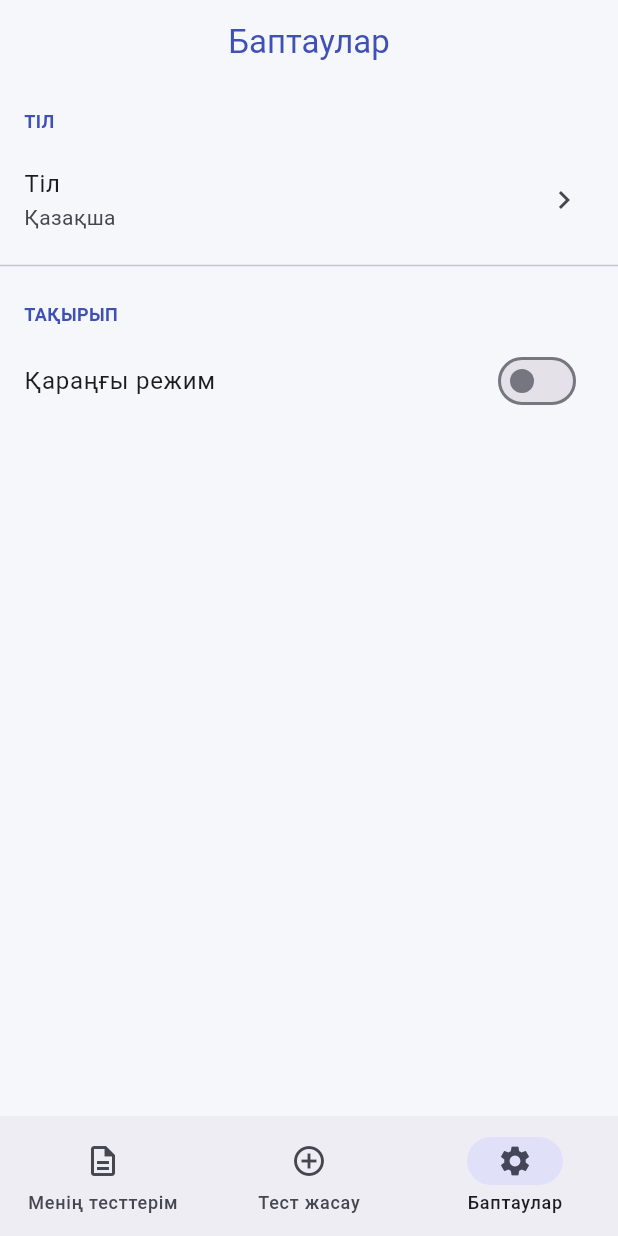
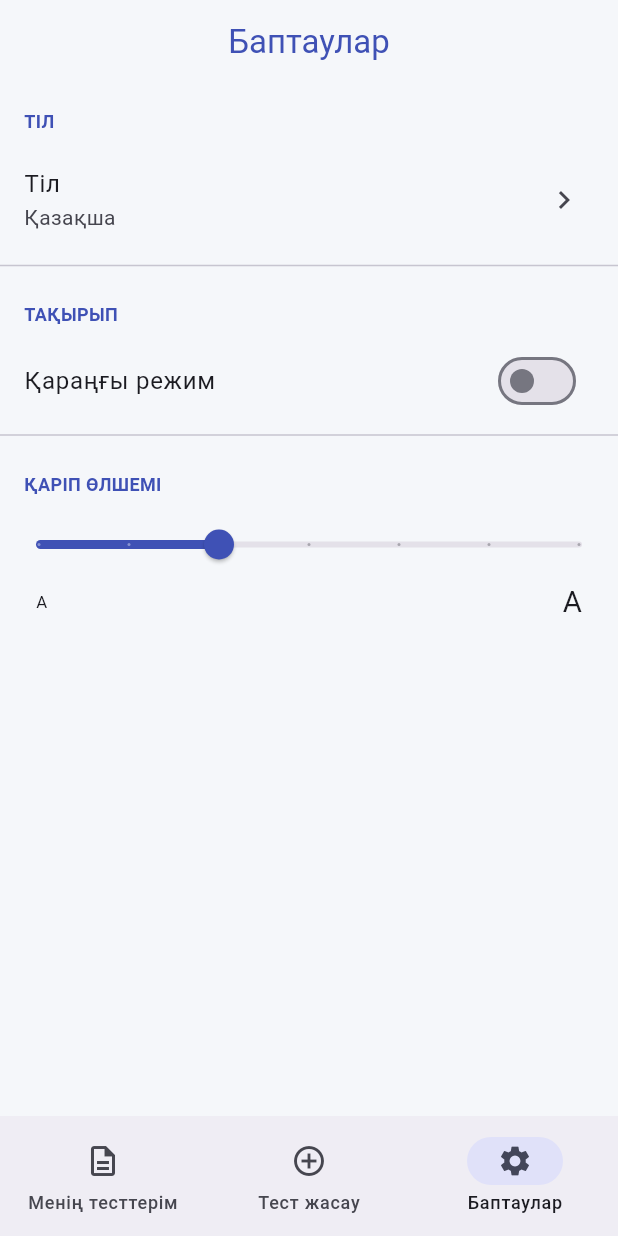
Before and after one commit to thatsbaglan-code/men-test, a Flutter app: the screen it shows after launch, item 3 of the bottom bar chosen, on a phone screen of 412 x 824 dp. Run offline on Flutter 3.47's test engine with Material 3 defaults, Android fonts, the phone set to English and light mode, and no system bars; our stand-ins replace file_picker, shared_preferences; missing offline and left inert: docx_to_text.

Commit message:
font size and color

```diff
--- a/lib/main.dart
+++ b/lib/main.dart
@@ -15,6 +15,8 @@ enum AppLanguage { kk, ru, en }
 
 final ValueNotifier<AppLanguage> languageNotifier =
     ValueNotifier(AppLanguage.kk);
+
+final ValueNotifier<double> textScaleNotifier = ValueNotifier(1.0);
 
 // ✅ Forces MyTestsPage to refresh even with IndexedStack
 final ValueNotifier<int> testsRevision = ValueNotifier<int>(0);
@@ -131,6 +133,11 @@ const Map<String, Map<AppLanguage, String>> _tr = {
     AppLanguage.ru: 'Создайте свой первый тест, импортировав файл или вставив текст. Это просто!',
     AppLanguage.kk: 'Файлды импорттау немесе мәтінді қою арқылы алғашқы тестіңізді жасаңыз. Бұл оңай!',
   },
+  'font_size': {
+    AppLanguage.en: 'Font size',
+    AppLanguage.ru: 'Размер шрифта',
+    AppLanguage.kk: 'Қаріп өлшемі',
+  },
 };
 
 String tr(BuildContext context, String key) {
@@ -210,6 +217,7 @@ class TestStorage {
 
   static const _themeKey = 'theme_mode';
   static const _langKey = 'app_language';
+  static const _textScaleKey = 'text_scale';
 
   static List<TestGroup> groups = [];
 
@@ -252,6 +260,9 @@ class TestStorage {
     if (lang == 'kk') languageNotifier.value = AppLanguage.kk;
     if (lang == 'ru') languageNotifier.value = AppLanguage.ru;
     if (lang == 'en') languageNotifier.value = AppLanguage.en;
+
+    final scale = prefs.getDouble(_textScaleKey);
+    if (scale != null) textScaleNotifier.value = scale;
   }
 
   static Future<void> saveTests() async {
@@ -278,6 +289,11 @@ class TestStorage {
       AppLanguage.en => 'en',
     };
     await prefs.setString(_langKey, code);
+  }
+
+  static Future<void> saveTextScale(double scale) async {
+    final prefs = await SharedPreferences.getInstance();
+    await prefs.setDouble(_textScaleKey, scale);
   }
 }
 
@@ -387,8 +403,19 @@ class MyApp extends StatelessWidget {
         return ValueListenableBuilder(
           valueListenable: languageNotifier,
           builder: (_, AppLanguage lang, __) {
+            return ValueListenableBuilder(
+              valueListenable: textScaleNotifier,
+              builder: (_, double scale, __) {
                 return MaterialApp(
                   debugShowCheckedModeBanner: false,
+                  builder: (context, child) {
+                    return MediaQuery(
+                      data: MediaQuery.of(context).copyWith(
+                        textScaler: TextScaler.linear(scale),
+                      ),
+                      child: child!,
+                    );
+                  },
                   theme: ThemeData(
                     useMaterial3: true,
                 brightness: Brightness.light,
@@ -451,6 +478,8 @@ class MyApp extends StatelessWidget {
                 DefaultWidgetsLocalizations.delegate,
               ],
                   home: const HomeShell(),
+                );
+              },
             );
           },
         );
@@ -594,6 +623,39 @@ class SettingsPage extends StatelessWidget {
                   themeNotifier.value = v ? ThemeMode.dark : ThemeMode.light;
                   await TestStorage.saveTheme(themeNotifier.value);
                 },
+              );
+            },
+          ),
+          const Divider(),
+          _buildSectionHeader(context, tr(context, 'font_size')),
+          ValueListenableBuilder(
+            valueListenable: textScaleNotifier,
+            builder: (_, double scale, __) {
+              return Column(
+                children: [
+                  Slider(
+                    value: scale,
+                    min: 0.8,
+                    max: 1.4,
+                    divisions: 6,
+                    label: scale.toStringAsFixed(1),
+                    onChanged: (v) {
+                      textScaleNotifier.value = v;
+                      TestStorage.saveTextScale(v);
+                    },
+                  ),
+                  Padding(
+                    padding: const EdgeInsets.symmetric(horizontal: 24),
+                    child: Row(
+                      mainAxisAlignment: MainAxisAlignment.spaceBetween,
+                      children: [
+                        Text('A', style: TextStyle(fontSize: 14 * 0.8 / scale)), // Visual hint small
+                        Text('A', style: TextStyle(fontSize: 14 * 1.4 / scale)), // Visual hint large
+                      ],
+                    ),
+                  ),
+                  const SizedBox(height: 8),
+                ],
               );
             },
           ),
@@ -1574,11 +1636,17 @@ class _PlayTestPageState extends State<PlayTestPage> {
                   key: ValueKey<int>(index),
                   child: Column(
                     children: [
-                      Padding(
+                      Container(
+                        width: double.infinity,
+                        margin: const EdgeInsets.all(16),
                         padding: const EdgeInsets.all(24),
+                        decoration: BoxDecoration(
+                          color: Theme.of(context).colorScheme.secondaryContainer.withOpacity(0.4),
+                          borderRadius: BorderRadius.circular(16),
+                        ),
                         child: Text(
                           q.text,
-                          style: Theme.of(context).textTheme.headlineSmall,
+                          style: const TextStyle(fontSize: 18, fontWeight: FontWeight.w600),
                           textAlign: TextAlign.center,
                         ),
                       ),
@@ -1634,7 +1702,7 @@ class _PlayTestPageState extends State<PlayTestPage> {
                                           child: Text(
                                             a,
                                             style: TextStyle(
-                                              fontSize: 16,
+                                              fontSize: 18,
                                               color: textColor,
                                               fontWeight: (isAnswered && a == q.correct) ? FontWeight.bold : null,
                                             ),
@@ -1949,10 +2017,18 @@ class _MockTestPageState extends State<MockTestPage> {
                     style: Theme.of(context).textTheme.titleMedium!.copyWith(color: Colors.grey),
                   ),
                   const SizedBox(height: 8),
-                  Text(
+                  Container(
+                    width: double.infinity,
+                    padding: const EdgeInsets.all(20),
+                    decoration: BoxDecoration(
+                      color: Theme.of(context).colorScheme.secondaryContainer.withOpacity(0.4),
+                      borderRadius: BorderRadius.circular(16),
+                    ),
+                    child: Text(
                       q.text,
-                    style: Theme.of(context).textTheme.headlineSmall,
+                      style: const TextStyle(fontSize: 18, fontWeight: FontWeight.w600),
                       textAlign: TextAlign.center,
+                    ),
                   ),
                 ],
               ),
@@ -1961,7 +2037,7 @@ class _MockTestPageState extends State<MockTestPage> {
               child: ListView(
                 children: q.answers.map((a) {
                   return RadioListTile<String>(
-                    title: Text(a),
+                    title: Text(a, style: const TextStyle(fontSize: 18)),
                     value: a,
                     groupValue: sel,
                     onChanged: (v) => pick(v!),
```
Lines whose indentation alone changed are shown as unchanged.
